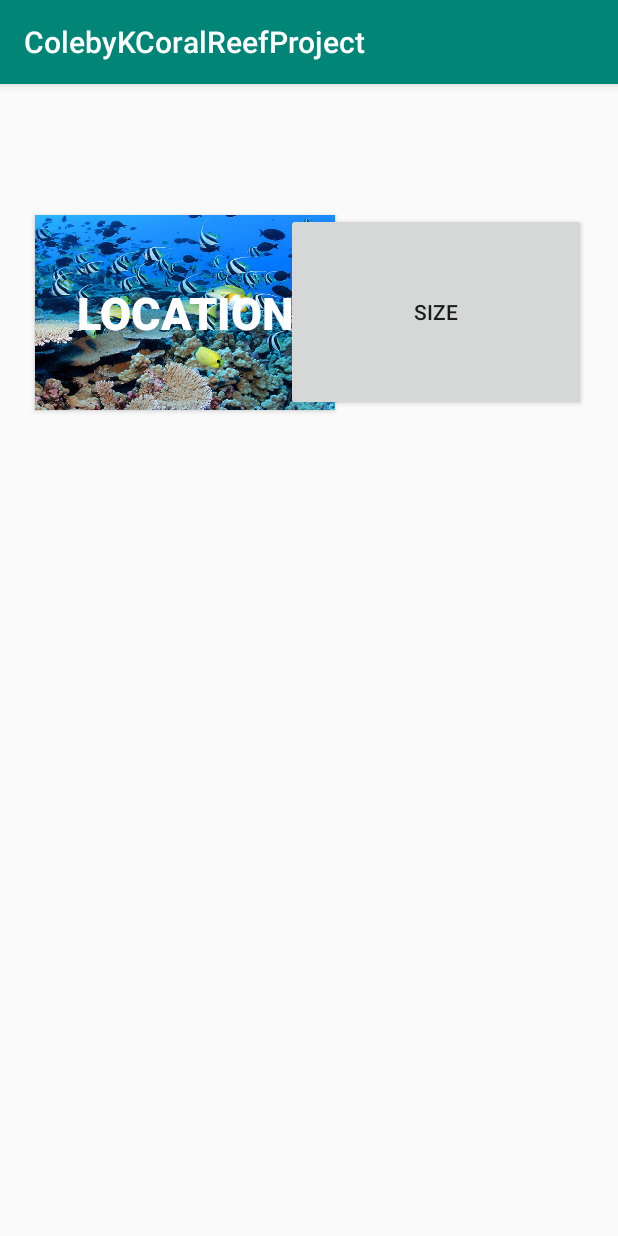
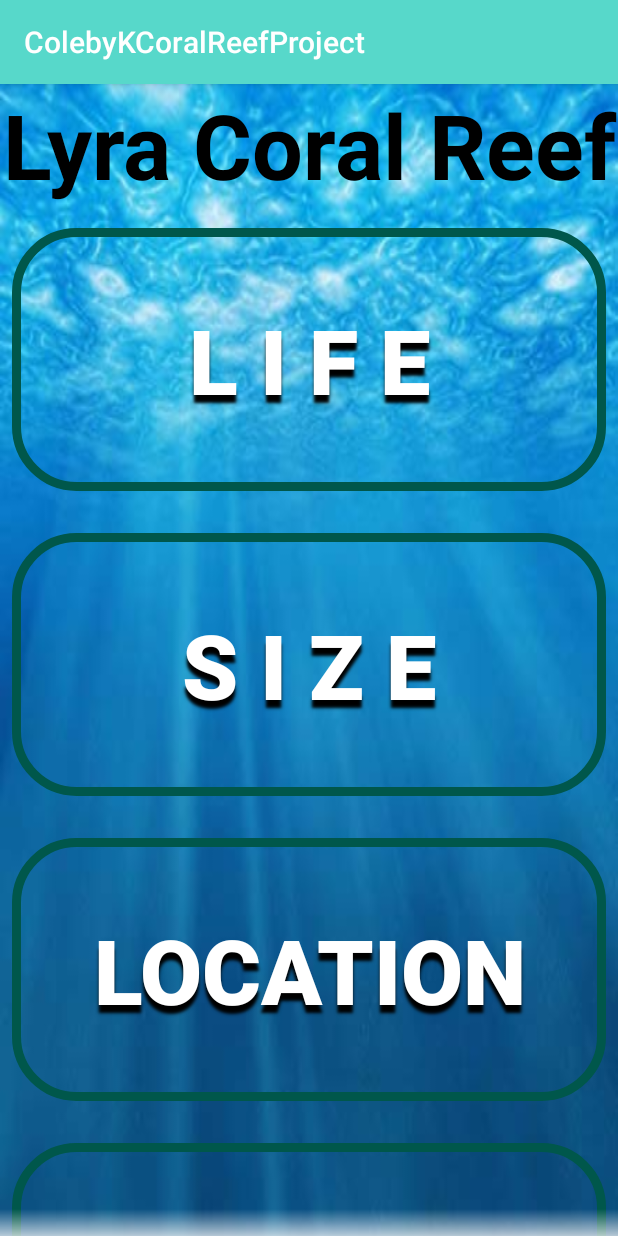
Before and after one commit to colebyk/ColebyKCoralReefProject, an Android app: the screen it shows after launch (MainActivity), on a phone screen of 412 x 824 dp. Run offline under Robolectric (Android 15) with nearby library versions, the light colour scheme and no system bars.

Commit message:
All buttons added, rounded them

```diff
--- a/app/src/main/res/color/white_text.xml
+++ /dev/null
@@ -1,4 +0,0 @@
-<?xml version="1.0" encoding="utf-8"?>
-<selector xmlns:android="http://schemas.android.com/apk/res/android">
-
-</selector>
--- /dev/null
+++ b/app/src/main/res/drawable/rounded_button.xml
@@ -0,0 +1,10 @@
+<?xml version="1.0" encoding="utf-8"?>
+<shape xmlns:android="http://schemas.android.com/apk/res/android"
+    android:shape="rectangle" android:padding="10dp">
+    <!-- you can use any color you want I used here gray color-->
+    <solid android:color="@color/transparent"/>
+    <corners android:radius="40dp"/>
+    <stroke android:color="@color/colorPrimaryDark"
+        android:width="6dp"/>
+
+</shape>
--- a/app/src/main/res/layout/activity_main.xml
+++ b/app/src/main/res/layout/activity_main.xml
@@ -6,45 +6,168 @@
     android:layout_height="match_parent"
     tools:context=".MainActivity">
 
+    <ScrollView
+        android:layout_width="match_parent"
+        android:layout_height="775dp"
+        android:layout_marginStart="0dp"
+        android:layout_marginLeft="0dp"
+        android:layout_marginTop="0dp"
+        android:layout_marginEnd="0dp"
+        android:layout_marginRight="0dp"
+        android:layout_marginBottom="0dp"
+        android:requiresFadingEdge="vertical"
+        android:fadingEdgeLength="25dp"
+        app:layout_constraintBottom_toBottomOf="parent"
+        app:layout_constraintEnd_toEndOf="parent"
+        app:layout_constraintHorizontal_bias="0.0"
+        app:layout_constraintStart_toStartOf="parent"
+        app:layout_constraintTop_toTopOf="parent"
+        app:layout_constraintVertical_bias="0.04">
+
+        <LinearLayout
+            android:layout_width="match_parent"
+            android:layout_height="wrap_content"
+            android:background="@drawable/oceanbackground"
+            android:orientation="vertical">
+
+            <TextView
+                android:id="@+id/titleTextView"
+                android:layout_width="match_parent"
+                android:layout_height="wrap_content"
+                android:gravity="center"
+                android:text="Lyra Coral Reef"
+                android:textColor="@color/blackText"
+                android:textStyle="bold"
+                android:textSize="60sp" />
+
             <Button
-        android:id="@+id/locationBtn"
-        android:layout_width="200dp"
-        android:layout_height="130dp"
+                android:id="@+id/lifeBtn"
+                android:layout_width="match_parent"
+                android:layout_height="175dp"
+                android:layout_marginStart="8dp"
+                android:layout_marginLeft="8dp"
+                android:layout_marginTop="15dp"
+                android:layout_marginEnd="8dp"
+                android:layout_marginRight="8dp"
+                android:layout_marginBottom="20dp"
+                android:background="@drawable/rounded_button"
+                android:shadowColor="@color/blackText"
+                android:shadowDx="0"
+                android:shadowDy="8"
+                android:shadowRadius="2"
+                android:text="L i f e"
+                android:textColor="@color/whiteText"
+                android:textSize="60sp"
+                android:textStyle="bold"
+                app:layout_constraintBottom_toBottomOf="parent"
+                app:layout_constraintEnd_toEndOf="parent"
+                app:layout_constraintStart_toStartOf="parent"
+                app:layout_constraintTop_toTopOf="parent" />
+
+            <Button
+                android:id="@+id/sizeBtn"
+                android:layout_width="match_parent"
+                android:layout_height="175dp"
                 android:layout_marginStart="8dp"
                 android:layout_marginLeft="8dp"
                 android:layout_marginTop="8dp"
                 android:layout_marginEnd="8dp"
                 android:layout_marginRight="8dp"
-        android:layout_marginBottom="8dp"
-        android:background="@drawable/location_background"
-        android:fadeScrollbars="false"
-        android:fadingEdge="horizontal|vertical"
-        android:text="Location"
+                android:layout_marginBottom="20dp"
+                android:background="@drawable/rounded_button"
+                android:text="S i z e"
                 android:textColor="@color/whiteText"
-        android:textSize="30sp"
+                android:textSize="60sp"
                 android:textStyle="bold"
+                android:shadowColor="@color/blackText"
+                android:shadowDx="0"
+                android:shadowDy="8"
+                android:shadowRadius="2"
                 app:layout_constraintBottom_toBottomOf="parent"
                 app:layout_constraintEnd_toEndOf="parent"
-        app:layout_constraintHorizontal_bias="0.079"
                 app:layout_constraintStart_toStartOf="parent"
                 app:layout_constraintTop_toTopOf="parent"
-        app:layout_constraintVertical_bias="0.128" />
+                app:layout_constraintVertical_bias="0.294" />
 
             <Button
-        android:id="@+id/sizeBtn"
-        android:layout_width="200dp"
-        android:layout_height="132dp"
+                android:id="@+id/locationBtn"
+                android:layout_width="match_parent"
+                android:layout_height="175dp"
                 android:layout_marginStart="8dp"
                 android:layout_marginLeft="8dp"
                 android:layout_marginTop="8dp"
                 android:layout_marginEnd="8dp"
                 android:layout_marginRight="8dp"
-        android:layout_marginBottom="8dp"
-        android:text="Size"
+                android:layout_marginBottom="20dp"
+                android:background="@drawable/rounded_button"
+                android:fadeScrollbars="false"
+                android:fadingEdge="horizontal|vertical"
+                android:text="Location"
+                android:textAllCaps="true"
+                android:textColor="@color/whiteText"
+                android:textSize="60dp"
+                android:textStyle="bold"
+                android:shadowColor="@color/blackText"
+                android:shadowDx="0"
+                android:shadowDy="8"
+                android:shadowRadius="2"
                 app:layout_constraintBottom_toBottomOf="parent"
                 app:layout_constraintEnd_toEndOf="parent"
-        app:layout_constraintHorizontal_bias="0.931"
                 app:layout_constraintStart_toStartOf="parent"
                 app:layout_constraintTop_toTopOf="parent"
-        app:layout_constraintVertical_bias="0.126" />
+                app:layout_constraintVertical_bias="0.075" />
+
+            <Button
+                android:id="@+id/coralBtn"
+                android:layout_width="match_parent"
+                android:layout_height="175dp"
+                android:layout_marginStart="8dp"
+                android:layout_marginLeft="8dp"
+                android:layout_marginTop="8dp"
+                android:layout_marginEnd="8dp"
+                android:layout_marginRight="8dp"
+                android:layout_marginBottom="20dp"
+                android:background="@drawable/rounded_button"
+                android:shadowColor="@color/blackText"
+                android:shadowDx="0"
+                android:shadowDy="8"
+                android:shadowRadius="2"
+                android:text="C o r a l"
+                android:textColor="@color/whiteText"
+                android:textSize="60sp"
+                android:textStyle="bold"
+                app:layout_constraintBottom_toBottomOf="parent"
+                app:layout_constraintEnd_toEndOf="parent"
+                app:layout_constraintStart_toStartOf="parent"
+                app:layout_constraintTop_toTopOf="parent"
+                app:layout_constraintVertical_bias="0.721" />
+
+            <Button
+                android:id="@+id/importanceBtn"
+                android:layout_width="match_parent"
+                android:layout_height="175dp"
+                android:layout_marginStart="8dp"
+                android:layout_marginLeft="8dp"
+                android:layout_marginTop="8dp"
+                android:layout_marginEnd="8dp"
+                android:layout_marginRight="8dp"
+                android:layout_marginBottom="20dp"
+                android:background="@drawable/rounded_button"
+                android:text="Importance"
+                android:textColor="@color/whiteText"
+                android:textSize="60sp"
+                android:textStyle="bold"
+                android:shadowColor="@color/blackText"
+                android:shadowDx="0"
+                android:shadowDy="8"
+                android:shadowRadius="2"
+                app:layout_constraintBottom_toBottomOf="parent"
+                app:layout_constraintEnd_toEndOf="parent"
+                app:layout_constraintStart_toStartOf="parent"
+                app:layout_constraintTop_toTopOf="parent"
+                app:layout_constraintVertical_bias="0.941" />
+
+        </LinearLayout>
+    </ScrollView>
+
 </android.support.constraint.ConstraintLayout>
--- a/app/src/main/res/values/colors.xml
+++ b/app/src/main/res/values/colors.xml
@@ -1,7 +1,10 @@
 <?xml version="1.0" encoding="utf-8"?>
 <resources>
-    <color name="colorPrimary">#008577</color>
+    <color name="colorPrimary">#57D8CA</color>
     <color name="colorPrimaryDark">#00574B</color>
     <color name="colorAccent">#D81B60</color>
     <color name="whiteText">#FFFFFF</color>
+    <color name="grayText">#585858</color>
+    <color name="blackText">#000000</color>
+    <color name="transparent">#00FFFFFF</color>
 </resources>
```
Also changed, not shown: app/src/main/res/drawable/coral.jpg (added), app/src/main/res/drawable/oceanbackground.jpg (added). Lines whose indentation alone changed are shown as unchanged.
